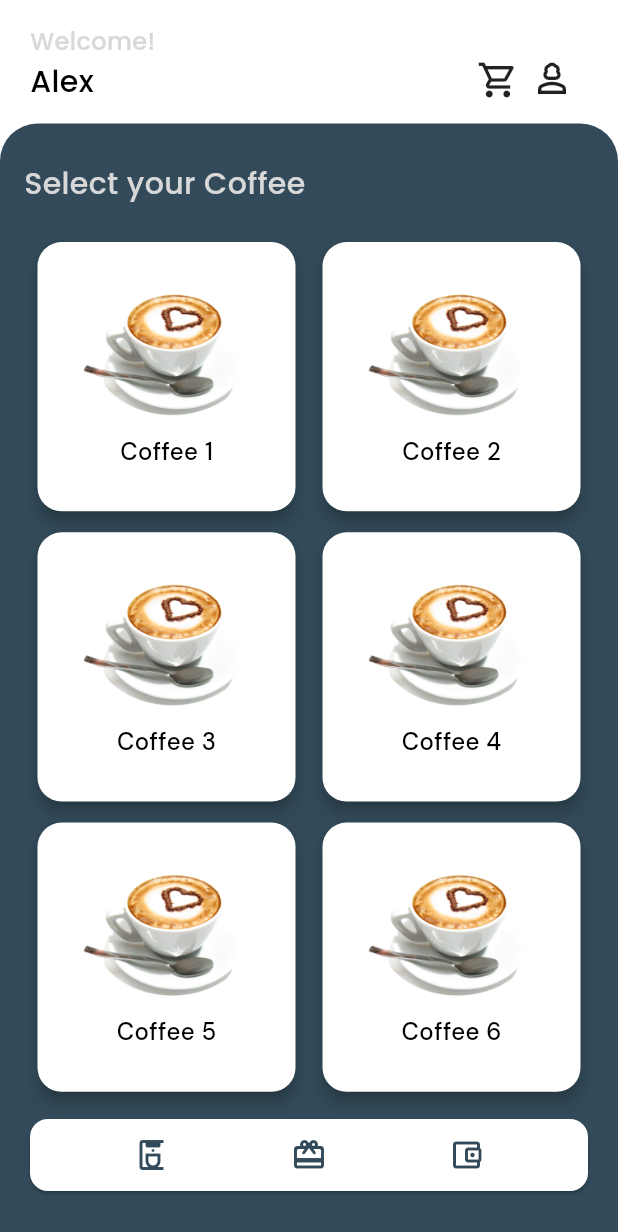
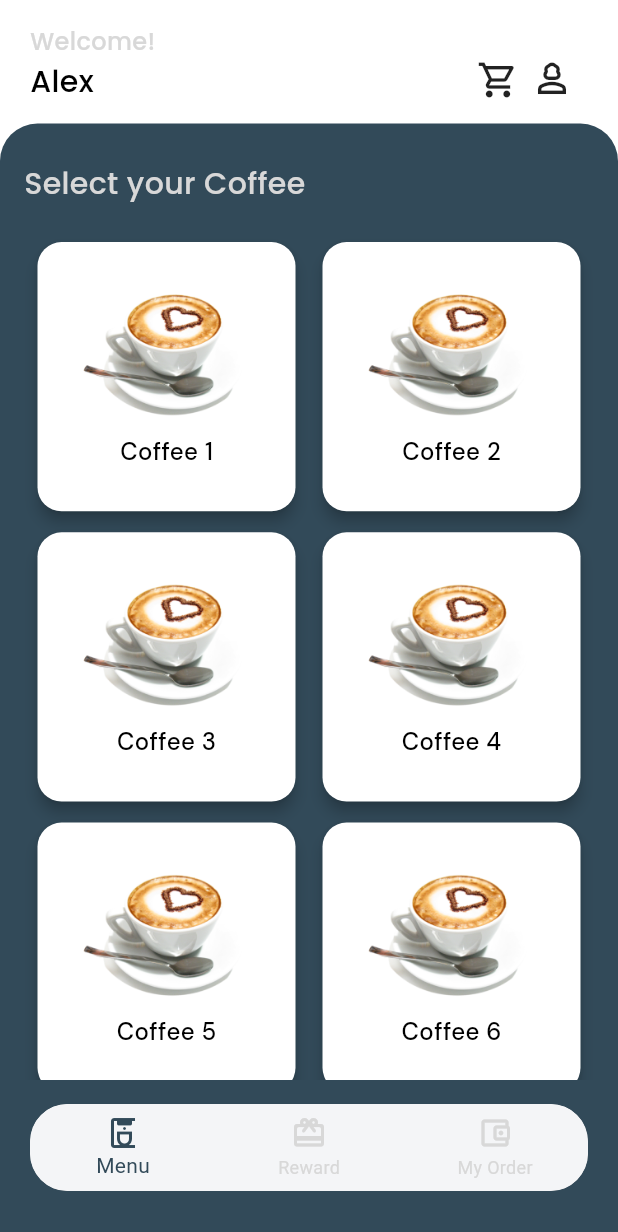
Before and after one commit to Arifcngk/Maggic-Coffe-App, a Flutter app: the screen it shows after launch, on a phone screen of 412 x 824 dp. Shown: the top 1232 px of the screen. Run offline on Flutter 3.47's test engine with Material 3 defaults, Android fonts, the phone set to English and light mode, and no system bars; our stand-ins replace fluentui_system_icons, google_fonts.

Commit message:
Add Bottom Navigation Bar and implement Reward and My Order screens

```diff
--- a/lib/global_widget/appbar_global_widget.dart
+++ b/lib/global_widget/appbar_global_widget.dart
@@ -1,7 +1,8 @@
 import 'package:flutter/material.dart';
 import 'package:google_fonts/google_fonts.dart';
 
-class AppbarGlobalWidget extends StatelessWidget implements PreferredSizeWidget {
+class AppbarGlobalWidget extends StatelessWidget
+    implements PreferredSizeWidget {
   @override
   Size get preferredSize => const Size.fromHeight(56); // AppBar yüksekliği
 
@@ -16,9 +17,14 @@ class AppbarGlobalWidget extends StatelessWidget implements PreferredSizeWidget
   Widget build(BuildContext context) {
     return AppBar(
       backgroundColor: Colors.white,
-      leading: const Icon(
-        Icons.arrow_back_ios,
-        color: Color(0xFF001833),
+      leading: IconButton(
+        icon: const Icon(
+          Icons.arrow_back_ios,
+          color: Color(0xFF001833),
+        ),
+        onPressed: () {
+          Navigator.pop(context); // Önceki sayfaya geri dön
+        },
       ),
       elevation: 0,
       actions: const [
--- /dev/null
+++ b/lib/global_widget/tabbar_global_widget.dart
@@ -0,0 +1,82 @@
+import 'package:flutter/material.dart';
+import 'package:maggic_coffe/global_widget/appbar_global_widget.dart';
+import 'package:maggic_coffe/view/home/menu/menu_view_screen.dart';
+import 'package:maggic_coffe/view/home/order/my_order_view.dart';
+import 'package:maggic_coffe/view/rewards/reward_view.dart';
+
+class BottomBarWidget extends StatefulWidget {
+  const BottomBarWidget({super.key});
+
+  @override
+  _BottomBarWidgetState createState() => _BottomBarWidgetState();
+}
+
+class _BottomBarWidgetState extends State<BottomBarWidget> {
+  int _selectedIndex = 0;
+  final List<Widget> _pages = const [
+    MenuViewScreen(),
+    RewardViewScreen(),
+    MyOrderView(),
+  ];
+
+  void _onItemTapped(int index) {
+    setState(() {
+      _selectedIndex = index;
+    });
+  }
+
+  @override
+  Widget build(BuildContext context) {
+    return Scaffold(
+      backgroundColor: _pages[_selectedIndex] is MenuViewScreen
+          ? const Color(0xFF324A59)
+          : Colors.white,
+
+      body: _pages[_selectedIndex], // Seçilen sayfayı göster
+      bottomNavigationBar: Padding(
+        padding: const EdgeInsets.only(bottom: 30, left: 20, right: 20),
+        child: ClipRRect(
+          borderRadius: const BorderRadius.all(Radius.circular(25)),
+          child: Container(
+            decoration: BoxDecoration(
+              color: Colors.white,
+              borderRadius: const BorderRadius.all(
+                Radius.circular(25),
+              ),
+              boxShadow: [
+                BoxShadow(
+                  color: Colors.black.withOpacity(0.2),
+                  blurRadius: 10,
+                  spreadRadius: 2,
+                  offset: const Offset(0, -3),
+                ),
+              ],
+            ),
+            child: BottomNavigationBar(
+              backgroundColor: Color(0xFFF4F5F7),
+              selectedItemColor: const Color(0xFF324A59), // Seçili ikon rengi
+              unselectedItemColor:
+                  const Color(0xFFD8D8D8), // Seçili olmayan ikon rengi
+              currentIndex: _selectedIndex,
+              onTap: _onItemTapped,
+              items: const [
+                BottomNavigationBarItem(
+                  icon: Icon(Icons.coffee_maker_outlined),
+                  label: 'Menu',
+                ),
+                BottomNavigationBarItem(
+                  icon: Icon(Icons.card_giftcard_rounded),
+                  label: 'Reward',
+                ),
+                BottomNavigationBarItem(
+                  icon: Icon(Icons.account_balance_wallet_outlined),
+                  label: 'My Order',
+                ),
+              ],
+            ),
+          ),
+        ),
+      ),
+    );
+  }
+}
--- a/lib/main.dart
+++ b/lib/main.dart
@@ -1,8 +1,6 @@
 import 'package:flutter/material.dart';
-import 'package:maggic_coffe/view/auth/forgot_password_view_screen.dart';
-import 'package:maggic_coffe/view/auth/signin_view_screen.dart';
+import 'package:maggic_coffe/global_widget/tabbar_global_widget.dart';
 import 'package:maggic_coffe/view/home/menu/menu_view_screen.dart';
-import 'package:maggic_coffe/view/home/order_options/view/coffe_lover_view_screen.dart';
 
 void main() {
   runApp(const MyApp());
@@ -21,7 +19,7 @@ class MyApp extends StatelessWidget {
         colorScheme: ColorScheme.fromSeed(seedColor: Colors.deepPurple),
         useMaterial3: true,
       ),
-      home: const MenuViewScreen(),
+      home: const BottomBarWidget(),
     );
   }
 }
--- a/lib/view/home/menu/menu_view_screen.dart
+++ b/lib/view/home/menu/menu_view_screen.dart
@@ -1,5 +1,6 @@
 import 'package:flutter/material.dart';
-import 'package:google_fonts/google_fonts.dart';
+import 'package:maggic_coffe/view/home/menu/widgets/coffe_list_widget.dart';
+import 'package:maggic_coffe/view/home/menu/widgets/welcome_user_bar_widget.dart';
 
 class MenuViewScreen extends StatefulWidget {
   const MenuViewScreen({super.key});
@@ -9,14 +10,6 @@ class MenuViewScreen extends StatefulWidget {
 }
 
 class _MenuViewScreenState extends State<MenuViewScreen> {
-  int _selectedIndex = 0;
-
-  void _onItemTapped(int index) {
-    setState(() {
-      _selectedIndex = index;
-    });
-  }
-
   @override
   Widget build(BuildContext context) {
     return SafeArea(
@@ -24,183 +17,11 @@ class _MenuViewScreenState extends State<MenuViewScreen> {
         backgroundColor: Colors.white,
         body: Stack(
           children: [
-            _tabBar(context),
-            _bottomBar(context),
+            CoffeListWidget(context: context),
+            WelcomeUserBarWidget(context: context),
           ],
         ),
       ),
     );
   }
-
-  Positioned _tabBar(BuildContext context) {
-    return Positioned.fill(
-      top: MediaQuery.of(context).size.height * 0.1,
-      child: Container(
-        decoration: const BoxDecoration(
-          borderRadius: BorderRadius.only(
-            topLeft: Radius.circular(25),
-            topRight: Radius.circular(25),
-          ),
-          color: Color(0xFF324A59),
-        ),
-        padding: const EdgeInsets.all(16),
-        child: Column(
-          crossAxisAlignment: CrossAxisAlignment.start,
-          children: [
-            const SizedBox(height: 10),
-            Text(
-              "Select your Coffee",
-              textAlign: TextAlign.left,
-              style: GoogleFonts.poppins(
-                fontSize: 20,
-                fontWeight: FontWeight.w500,
-                color: Color(0xFFD8D8D8),
-              ),
-            ),
-            const SizedBox(height: 20),
-            Expanded(
-              child: GridView.builder(
-                padding: const EdgeInsets.symmetric(horizontal: 5),
-                gridDelegate: const SliverGridDelegateWithFixedCrossAxisCount(
-                  crossAxisCount: 2,
-                  crossAxisSpacing: 10,
-                  mainAxisSpacing: 6,
-                  childAspectRatio: 0.96,
-                ),
-                itemCount: 6,
-                itemBuilder: (context, index) {
-                  return _coffeeCard(index);
-                },
-              ),
-            ),
-            const SizedBox(height: 10),
-            Card(
-              color: Colors.white,
-              child: Row(
-                mainAxisAlignment: MainAxisAlignment.spaceEvenly,
-                children: [
-                  IconButton(
-                    icon: const Icon(
-                      Icons.coffee_maker_outlined,
-                      color: Color(0xFF324A59),
-                    ),
-                    onPressed: () {
-                      // Ana sayfa işlemi
-                    },
-                  ),
-                  IconButton(
-                    icon: const Icon(
-                      Icons.card_giftcard_rounded,
-                      color: Color(0xFF324A59),
-                    ),
-                    onPressed: () {
-                      // Favorilere ekleme işlemi
-                    },
-                  ),
-                  IconButton(
-                    icon: const Icon(
-                      Icons.account_balance_wallet_outlined,
-                      color: Color(0xFF324A59),
-                    ),
-                    onPressed: () {
-                      // Sepet işlemi
-                    },
-                  ),
-                ],
-              ),
-            ),
-            const SizedBox(height: 10),
-          ],
-        ),
-      ),
-    );
-  }
-
-  Widget _coffeeCard(int index) {
-    return SizedBox(
-      child: Card(
-        shape: RoundedRectangleBorder(
-          borderRadius: BorderRadius.circular(16),
-        ),
-        elevation: 4,
-        color: Colors.white,
-        child: Column(
-          mainAxisAlignment: MainAxisAlignment.center,
-          children: [
-            Image.asset(
-              "assets/img/latte.png",
-              width: 120,
-              height: 90,
-            ),
-            const SizedBox(height: 10),
-            Text(
-              "Coffee ${index + 1}",
-              style: GoogleFonts.dmSans(
-                fontSize: 16,
-                fontWeight: FontWeight.w500,
-                color: Colors.black,
-              ),
-            ),
-          ],
-        ),
-      ),
-    );
-  }
-
-  Positioned _bottomBar(BuildContext context) {
-    return Positioned(
-      top: MediaQuery.of(context).size.height * 0.02,
-      left: 0,
-      right: 0,
-      child: SizedBox(
-        height: MediaQuery.of(context).size.height * 0.15,
-        child: Padding(
-          padding: const EdgeInsets.symmetric(horizontal: 20),
-          child: Row(
-            mainAxisAlignment: MainAxisAlignment.spaceBetween,
-            children: [
-              Column(
-                crossAxisAlignment: CrossAxisAlignment.start,
-                children: [
-                  Text(
-                    "Welcome!",
-                    style: GoogleFonts.poppins(
-                      fontSize: 16,
-                      fontWeight: FontWeight.w500,
-                      color: const Color(0xFFD8D8D8),
-                    ),
-                  ),
-                  const SizedBox(height: 1),
-                  Text(
-                    "Alex",
-                    style: GoogleFonts.poppins(
-                      fontSize: 20,
-                      fontWeight: FontWeight.w500,
-                      color: Colors.black,
-                    ),
-                  ),
-                ],
-              ),
-              const Padding(
-                padding: EdgeInsets.only(bottom: 50, right: 10),
-                child: Row(
-                  children: [
-                    Icon(
-                      Icons.shopping_cart_outlined,
-                      size: 28,
-                    ),
-                    SizedBox(width: 8),
-                    Icon(
-                      Icons.person_3_outlined,
-                      size: 28,
-                    ),
-                  ],
-                ),
-              ),
-            ],
-          ),
-        ),
-      ),
-    );
-  }
 }
--- /dev/null
+++ b/lib/view/home/menu/widgets/coffe_card_widget.dart
@@ -0,0 +1,43 @@
+import 'package:flutter/material.dart';
+import 'package:google_fonts/google_fonts.dart';
+
+class CoffeCardWidget extends StatelessWidget {
+  const CoffeCardWidget({
+    super.key,
+    required this.index,
+  });
+
+  final int index;
+
+  @override
+  Widget build(BuildContext context) {
+    return SizedBox(
+      child: Card(
+        shape: RoundedRectangleBorder(
+          borderRadius: BorderRadius.circular(16),
+        ),
+        elevation: 4,
+        color: Colors.white,
+        child: Column(
+          mainAxisAlignment: MainAxisAlignment.center,
+          children: [
+            Image.asset(
+              "assets/img/latte.png",
+              width: 120,
+              height: 90,
+            ),
+            const SizedBox(height: 10),
+            Text(
+              "Coffee ${index + 1}",
+              style: GoogleFonts.dmSans(
+                fontSize: 16,
+                fontWeight: FontWeight.w500,
+                color: Colors.black,
+              ),
+            ),
+          ],
+        ),
+      ),
+    );
+  }
+}
--- /dev/null
+++ b/lib/view/home/menu/widgets/coffe_list_widget.dart
@@ -0,0 +1,71 @@
+import 'package:flutter/material.dart';
+import 'package:google_fonts/google_fonts.dart';
+import 'package:maggic_coffe/view/home/menu/menu_view_screen.dart';
+import 'package:maggic_coffe/view/home/menu/widgets/coffe_card_widget.dart';
+import 'package:maggic_coffe/view/home/order_options/view/order_options_view_screen.dart';
+
+class CoffeListWidget extends StatelessWidget {
+  const CoffeListWidget({
+    super.key,
+    required this.context,
+  });
+
+  final BuildContext context;
+
+  @override
+  Widget build(BuildContext context) {
+    return Positioned.fill(
+      top: MediaQuery.of(context).size.height * 0.1,
+      child: Container(
+        decoration: const BoxDecoration(
+          borderRadius: BorderRadius.only(
+            topLeft: Radius.circular(25),
+            topRight: Radius.circular(25),
+          ),
+          color: Color(0xFF324A59),
+        ),
+        padding: const EdgeInsets.all(16),
+        child: Column(
+          crossAxisAlignment: CrossAxisAlignment.start,
+          children: [
+            const SizedBox(height: 10),
+            Text(
+              "Select your Coffee",
+              textAlign: TextAlign.left,
+              style: GoogleFonts.poppins(
+                fontSize: 20,
+                fontWeight: FontWeight.w500,
+                color: const Color(0xFFD8D8D8),
+              ),
+            ),
+            const SizedBox(height: 20),
+            Expanded(
+              child: GridView.builder(
+                padding: const EdgeInsets.symmetric(horizontal: 5),
+                gridDelegate: const SliverGridDelegateWithFixedCrossAxisCount(
+                  crossAxisCount: 2,
+                  crossAxisSpacing: 10,
+                  mainAxisSpacing: 6,
+                  childAspectRatio: 0.96,
+                ),
+                itemCount: 9,
+                itemBuilder: (context, index) {
+                  return InkWell(
+                      onTap: () {
+                        Navigator.push(
+                            context,
+                            MaterialPageRoute(
+                              builder: (context) =>
+                                  const OrderOptionsViewScreen(),
+                            ));
+                      },
+                      child: CoffeCardWidget(index: index));
+                },
+              ),
+            ),
+          ],
+        ),
+      ),
+    );
+  }
+}
--- /dev/null
+++ b/lib/view/home/menu/widgets/welcome_user_bar_widget.dart
@@ -0,0 +1,69 @@
+import 'package:flutter/material.dart';
+import 'package:google_fonts/google_fonts.dart';
+
+class WelcomeUserBarWidget extends StatelessWidget {
+  const WelcomeUserBarWidget({
+    super.key,
+    required this.context,
+  });
+
+  final BuildContext context;
+
+  @override
+  Widget build(BuildContext context) {
+    return Positioned(
+      top: MediaQuery.of(context).size.height * 0.02,
+      left: 0,
+      right: 0,
+      child: SizedBox(
+        height: MediaQuery.of(context).size.height * 0.15,
+        child: Padding(
+          padding: const EdgeInsets.symmetric(horizontal: 20),
+          child: Row(
+            mainAxisAlignment: MainAxisAlignment.spaceBetween,
+            children: [
+              Column(
+                crossAxisAlignment: CrossAxisAlignment.start,
+                children: [
+                  Text(
+                    "Welcome!",
+                    style: GoogleFonts.poppins(
+                      fontSize: 16,
+                      fontWeight: FontWeight.w500,
+                      color: const Color(0xFFD8D8D8),
+                    ),
+                  ),
+                  const SizedBox(height: 1),
+                  Text(
+                    "Alex",
+                    style: GoogleFonts.poppins(
+                      fontSize: 20,
+                      fontWeight: FontWeight.w500,
+                      color: Colors.black,
+                    ),
+                  ),
+                ],
+              ),
+              const Padding(
+                padding: EdgeInsets.only(bottom: 50, right: 10),
+                child: Row(
+                  children: [
+                    Icon(
+                      Icons.shopping_cart_outlined,
+                      size: 28,
+                    ),
+                    SizedBox(width: 8),
+                    Icon(
+                      Icons.person_3_outlined,
+                      size: 28,
+                    ),
+                  ],
+                ),
+              ),
+            ],
+          ),
+        ),
+      ),
+    );
+  }
+}
--- /dev/null
+++ b/lib/view/home/order/my_order_view.dart
@@ -0,0 +1,17 @@
+import 'package:flutter/material.dart';
+import 'package:maggic_coffe/global_widget/appbar_global_widget.dart';
+
+class MyOrderView extends StatelessWidget {
+  const MyOrderView({super.key});
+
+  @override
+  Widget build(BuildContext context) {
+    return const Scaffold(
+      backgroundColor: Colors.white,
+      appBar: AppbarGlobalWidget(txt: "My Order"),
+      body: Center(
+        child: Text("My Order"),
+      ),
+    );
+  }
+}
--- /dev/null
+++ b/lib/view/rewards/reward_view.dart
@@ -0,0 +1,17 @@
+import 'package:flutter/material.dart';
+import 'package:maggic_coffe/global_widget/appbar_global_widget.dart';
+
+class RewardViewScreen extends StatelessWidget {
+  const RewardViewScreen({super.key});
+
+  @override
+  Widget build(BuildContext context) {
+    return const Scaffold(
+      backgroundColor: Colors.white,
+      appBar: AppbarGlobalWidget(txt: "Reward"),
+      body: Center(
+        child: Text("Reward"),
+      ),
+    );
+  }
+}
```
